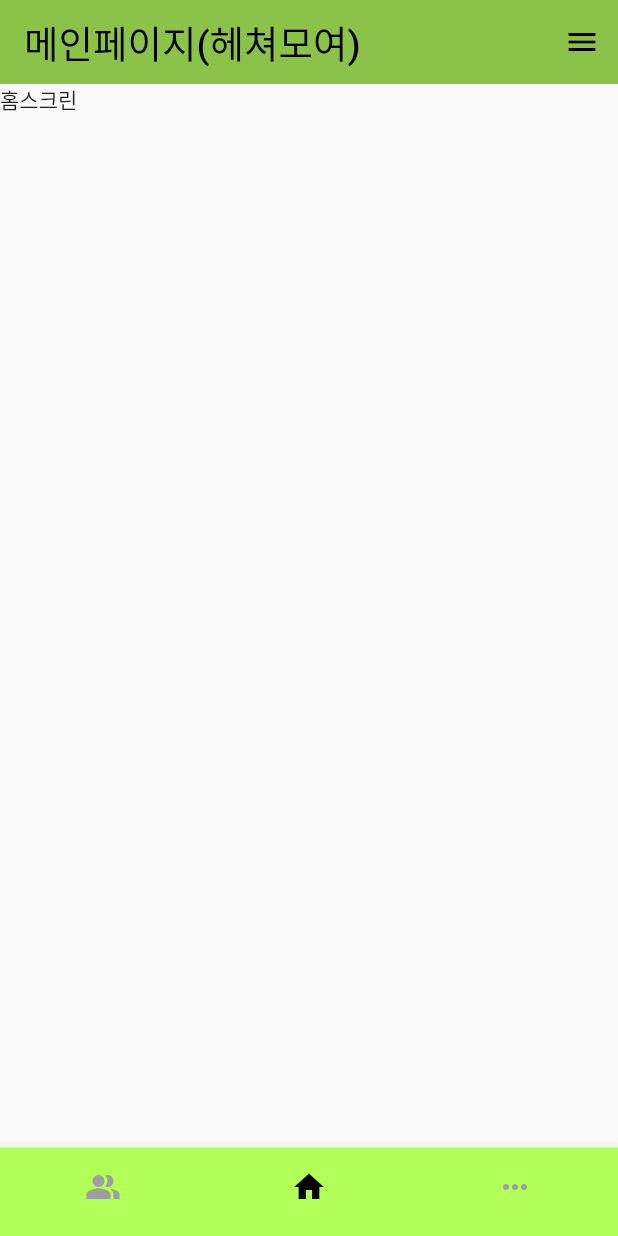
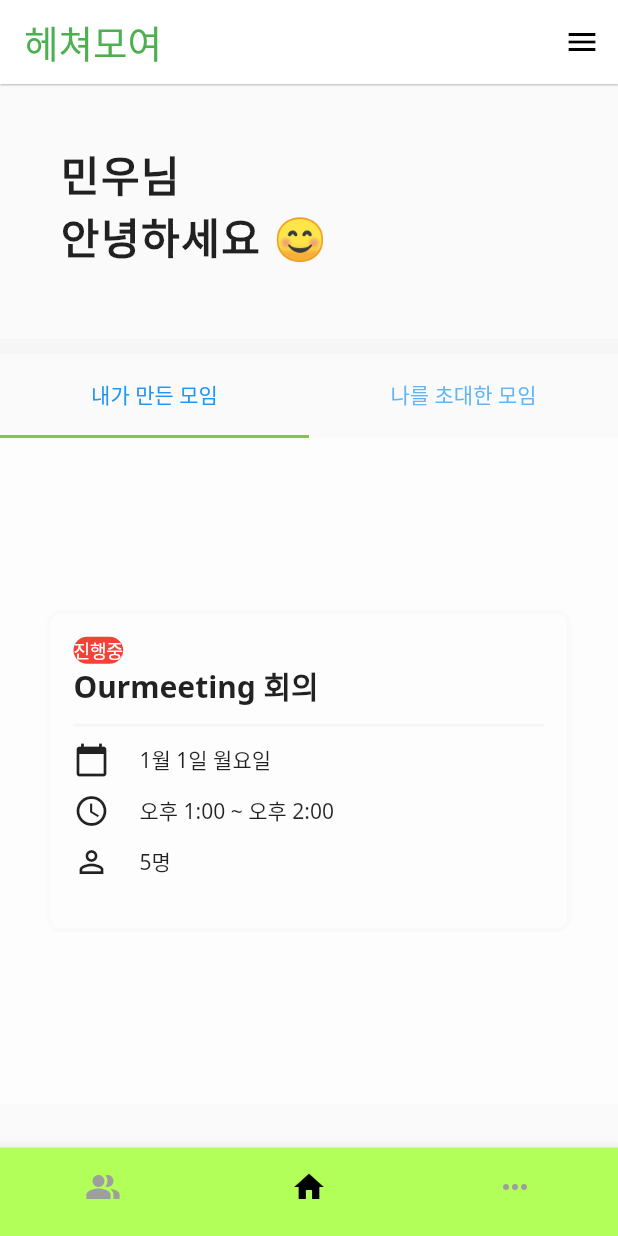
Before and after one commit to HMWG/getTogether-Android, a Flutter app: the screen it shows after launch, on a phone screen of 412 x 824 dp. Run offline on Flutter 3.47's test engine with Material 2 defaults, Android fonts, the phone set to English and light mode, and no system bars; drawn by our look-alikes of contained_tab_bar_view; our stand-ins replace get; Roboto replaces fonts that are missing (yeonSung).

Commit message:
feat : 홈 화면 레이아웃 하드코딩

```diff
--- a/lib/cards/friendcard.dart
+++ b/lib/cards/friendcard.dart
@@ -24,7 +24,8 @@ class _FriendCardState extends State<FriendCard> {
                   //Colors.primaries[Random().nextInt(Colors.primaries.length)],
                   Colors.transparent,
               border: Border(
-                  bottom: BorderSide(width: 0.5, color: Colors.black12))),
+                bottom: BorderSide(width: 0.5, color: Colors.black12),
+              )),
           child: Row(
             mainAxisAlignment: MainAxisAlignment.spaceBetween,
             children: [
@@ -38,7 +39,9 @@ class _FriendCardState extends State<FriendCard> {
                   SizedBox(
                     width: 10,
                   ),
-                  Text("친구이름 " + widget.number.toString())
+                  Container(
+                    child: Text("친구이름 " + widget.number.toString()),
+                  )
                 ],
               ),
             ],
--- /dev/null
+++ b/lib/cards/meetingcard.dart
@@ -0,0 +1,109 @@
+import 'package:flutter/cupertino.dart';
+import 'package:flutter/material.dart';
+
+class MeetingCard extends StatefulWidget {
+  const MeetingCard({Key? key}) : super(key: key);
+
+  @override
+  State<MeetingCard> createState() => _MeetingCardState();
+}
+
+class _MeetingCardState extends State<MeetingCard> {
+  @override
+  Widget build(BuildContext context) {
+    return Center(
+      child: InkWell(
+        child: Container(
+          width: 350,
+          height: 215,
+          decoration: BoxDecoration(
+            borderRadius: BorderRadius.circular(10),
+            border: Border.all(
+              color: Colors.grey.shade50,
+              width: 3,
+            ),
+          ),
+          padding: EdgeInsets.symmetric(horizontal: 15, vertical: 15),
+          child: Column(
+            children: [
+              Container(
+                child: Column(
+                  children: [
+                    Row(
+                      children: [
+                        Container(
+                          child: Text(
+                            "진행중",
+                            style: TextStyle(color: Colors.white, fontSize: 12),
+                            textAlign: TextAlign.left,
+                          ),
+                          decoration: BoxDecoration(
+                              color: Colors.red,
+                              borderRadius: BorderRadius.circular(10)),
+                        ),
+                      ],
+                    ),
+                    Row(
+                      children: [
+                        Text(
+                          "Ourmeeting 회의",
+                          style: TextStyle(
+                              fontSize: 20, fontWeight: FontWeight.bold),
+                          textAlign: TextAlign.left,
+                        )
+                      ],
+                    )
+                  ],
+                ),
+              ),
+              SizedBox(
+                height: 10,
+              ),
+              Container(
+                width: double.infinity,
+                height: 2,
+                color: Color(0xffF6F6F6),
+              ),
+              SizedBox(
+                height: 10,
+              ),
+              Row(
+                children: [
+                  Icon(Icons.calendar_today),
+                  SizedBox(
+                    width: 20,
+                  ),
+                  Text("1월 1일 월요일")
+                ],
+              ),
+              SizedBox(
+                height: 10,
+              ),
+              Row(
+                children: [
+                  Icon(Icons.access_time),
+                  SizedBox(
+                    width: 20,
+                  ),
+                  Text("오후 1:00 ~ 오후 2:00")
+                ],
+              ),
+              SizedBox(
+                height: 10,
+              ),
+              Row(
+                children: [
+                  Icon(Icons.person_outline),
+                  SizedBox(
+                    width: 20,
+                  ),
+                  Text("5명")
+                ],
+              )
+            ],
+          ),
+        ),
+      ),
+    );
+  }
+}
--- a/lib/main.dart
+++ b/lib/main.dart
@@ -14,18 +14,8 @@ class MyApp extends StatelessWidget {
   Widget build(BuildContext context) {
     return GetMaterialApp(
       title: '헤쳐모여',
-      theme: ThemeData(
-          // This is the theme of your application.
-          //
-          // Try running your application with "flutter run". You'll see the
-          // application has a blue toolbar. Then, without quitting the app, try
-          // changing the primarySwatch below to Colors.green and then invoke
-          // "hot reload" (press "r" in the console where you ran "flutter run",
-          // or simply save your changes to "hot reload" in a Flutter IDE).
-          // Notice that the counter didn't reset back to zero; the application
-          // is not restarted.
-          primarySwatch: Colors.lightGreen,
-          fontFamily: "notoSans"),
+      theme:
+          ThemeData(primarySwatch: Colors.lightGreen, fontFamily: "notoSans"),
       home: LandingPage(),
     );
   }
--- a/lib/mainpage.dart
+++ b/lib/mainpage.dart
@@ -65,25 +65,25 @@ class _MainPageState extends State<MainPage> {
   @override
   Widget build(BuildContext context) {
     return Scaffold(
-      appBar: AppBar(
-        title: Text(
-          appBarText,
-          style: TextStyle(
-              fontFamily: "yeonSung", fontSize: 25, color: Colors.black),
-        ),
-        centerTitle: false,
-        elevation: 0.0,
-        actions: [
-          IconButton(
-              onPressed: () {
-                setState(() {
-                  selectedIndex = 2;
-                  appBarText = "관리";
-                });
-              },
-              icon: Icon(Icons.menu))
-        ],
-      ),
+      // appBar: AppBar(
+      //   title: Text(
+      //     appBarText,
+      //     style: TextStyle(
+      //         fontFamily: "yeonSung", fontSize: 25, color: Colors.black),
+      //   ),
+      //   centerTitle: false,
+      //   elevation: 0.0,
+      //   actions: [
+      //     IconButton(
+      //         onPressed: () {
+      //           setState(() {
+      //             selectedIndex = 2;
+      //             appBarText = "관리";
+      //           });
+      //         },
+      //         icon: Icon(Icons.menu))
+      //   ],
+      // ),
       bottomNavigationBar: BottomNavigationBar(
         type: BottomNavigationBarType.fixed,
         backgroundColor: Colors.lightGreenAccent,
@@ -95,17 +95,17 @@ class _MainPageState extends State<MainPage> {
         onTap: (int index) {
           setState(() {
             selectedIndex = index;
-            switch (selectedIndex) {
-              case 0:
-                appBarText = "친구";
-                break;
-              case 1:
-                appBarText = "메인페이지(헤쳐모여)";
-                break;
-              case 2:
-                appBarText = "관리";
-                break;
-            }
+            // switch (selectedIndex) {
+            //   case 0:
+            //     appBarText = "친구";
+            //     break;
+            //   case 1:
+            //     appBarText = "메인페이지(헤쳐모여)";
+            //     break;
+            //   case 2:
+            //     appBarText = "관리";
+            //     break;
+            // }
           });
         },
         showSelectedLabels: false,
--- a/lib/mainscreen/homescreen.dart
+++ b/lib/mainscreen/homescreen.dart
@@ -1,4 +1,7 @@
+import 'package:contained_tab_bar_view/contained_tab_bar_view.dart';
 import 'package:flutter/material.dart';
+import 'package:get_together_android/cards/meetingcard.dart';
+import 'package:get_together_android/mainscreen/tabscreen.dart';
 
 class HomeScreen extends StatefulWidget {
   const HomeScreen({Key? key}) : super(key: key);
@@ -8,12 +11,76 @@ class HomeScreen extends StatefulWidget {
 }
 
 class _HomeScreenState extends State<HomeScreen> {
+  String name = "민우";
+
   @override
   Widget build(BuildContext context) {
     return Scaffold(
-      body: Container(
-        child: Text("홈스크린"),
-      ),
-    );
+        resizeToAvoidBottomInset: false,
+        appBar: AppBar(
+          title: Text(
+            "헤쳐모여",
+            style: TextStyle(
+                fontFamily: "yeonSung", fontSize: 25, color: Colors.green),
+          ),
+          centerTitle: false,
+          elevation: 0.5,
+          backgroundColor: Colors.white,
+          actions: [IconButton(onPressed: () {}, icon: Icon(Icons.menu))],
+        ),
+        body: SingleChildScrollView(
+            child: Column(
+          crossAxisAlignment: CrossAxisAlignment.stretch,
+          children: [
+            Container(
+              width: double.infinity,
+              height: 170,
+              padding: EdgeInsets.fromLTRB(40, 40, 0, 0),
+              child: Column(
+                crossAxisAlignment: CrossAxisAlignment.start,
+                children: [
+                  Text(name + "님",
+                      style: TextStyle(
+                          fontSize: 28,
+                          fontWeight: FontWeight.bold,
+                          letterSpacing: 1.0)),
+                  SizedBox(
+                    height: 0.0,
+                  ),
+                  Text(
+                    "안녕하세요 😊",
+                    style: TextStyle(
+                        fontSize: 28,
+                        fontWeight: FontWeight.bold,
+                        letterSpacing: 1.0),
+                  )
+                ],
+              ),
+            ),
+            Container(
+              width: double.infinity,
+              height: 10,
+              color: Color(0xffF6F6F6),
+            ),
+            Container(
+              width: double.infinity,
+              height: 500,
+              child: ContainedTabBarView(
+                tabs: [
+                  Text('내가 만든 모임'),
+                  Text('나를 초대한 모임'),
+                ],
+                views: [
+                  Container(
+                    color: Colors.white60,
+                    child: MeetingCard(),
+                  ),
+                  Container(color: Colors.green)
+                ],
+                onChange: (index) => print(index),
+              ),
+            )
+          ],
+        )));
   }
 }
--- a/pubspec.yaml
+++ b/pubspec.yaml
@@ -36,6 +36,7 @@ dependencies:
   # Use with the CupertinoIcons class for iOS style icons.
   cupertino_icons: ^1.0.2
   get: ^4.6.5
+  contained_tab_bar_view: ^0.8.0
 
 dev_dependencies:
   flutter_test:
```
Also changed, not shown: lib/mainscreen/friendsscreen.dart (+16 -2 lines), lib/mainscreen/managescreen.dart (+11 -0 lines), lib/mainscreen/tabscreen.dart (added, +45 -0 lines), pubspec.lock.
